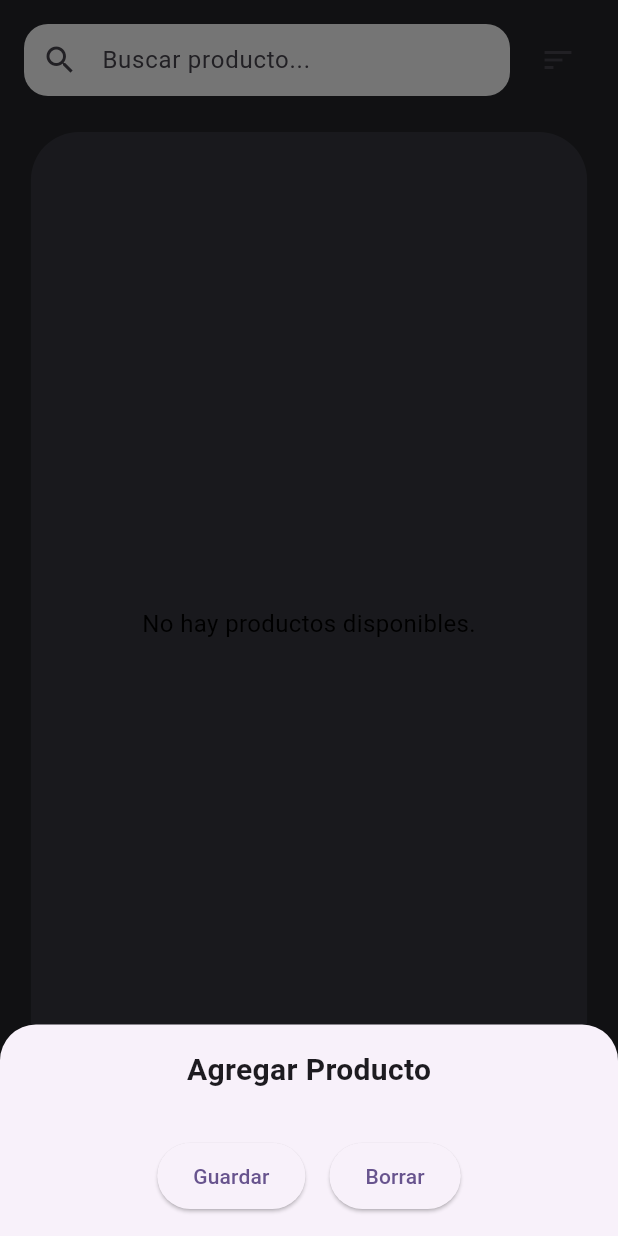
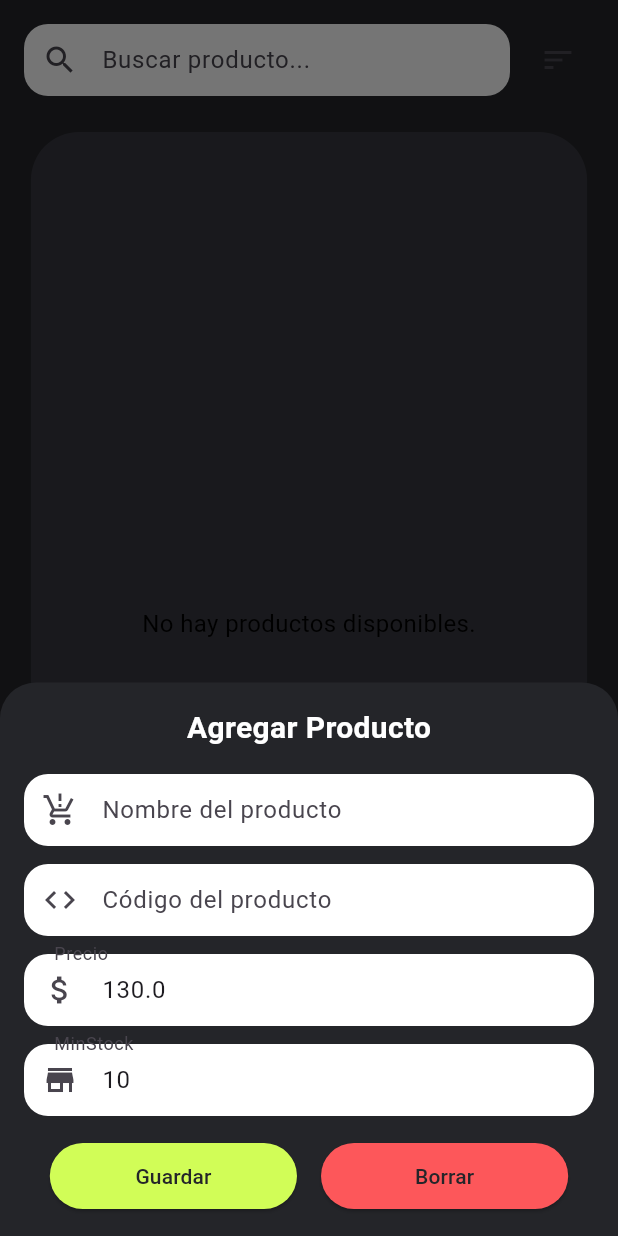
Before and after one commit to WilliamsVelas/TeckApp2, a Flutter app: the ProductView screen opened directly, after a tap on "Agregar", on a phone screen of 412 x 824 dp. Run offline on Flutter 3.47's test engine with Material 3 defaults, Android fonts, the phone set to English and light mode, and no system bars; our stand-ins replace get, sqflite; accounts and stored records are empty.

Commit message:
model of forms; generic input widget was created

```diff
--- /dev/null
+++ b/lib/app/common/generic_input.dart
@@ -0,0 +1,85 @@
+import 'package:flutter/cupertino.dart';
+import 'package:flutter/material.dart';
+
+class GenericInput extends StatelessWidget {
+  const GenericInput({
+    super.key,
+    required this.hintText,
+    this.onChanged,
+    this.prefixIcon,
+  });
+
+  final String hintText;
+  final ValueChanged<String>? onChanged;
+  final Icon? prefixIcon;
+
+  @override
+  Widget build(BuildContext context) {
+    final TextEditingController controller = TextEditingController();
+
+    return Expanded(
+      child: TextField(
+        controller: controller,
+        onChanged: (value) {
+          if (onChanged != null) {
+            onChanged!(value);
+          }
+        },
+        decoration: InputDecoration(
+          hintText: hintText,
+          prefixIcon: prefixIcon ?? const Icon(Icons.warning),
+          filled: true,
+          fillColor: Colors.white,
+          border: OutlineInputBorder(
+            borderRadius: BorderRadius.circular(16.0),
+            borderSide: BorderSide.none,
+          ),
+          contentPadding: const EdgeInsets.symmetric(
+            vertical: 0,
+            horizontal: 16.0,
+          ),
+        ),
+      ),
+    );
+  }
+}
+
+class GenericFormInput extends StatelessWidget {
+  final String label;
+  final TextInputType keyboardType;
+  final IconData icon;
+  final Function(String) onChanged;
+  final TextEditingController controller;
+
+  const GenericFormInput({
+    super.key,
+    required this.label,
+    required this.keyboardType,
+    required this.icon,
+    required this.onChanged,
+    required this.controller,
+  });
+
+  @override
+  Widget build(BuildContext context) {
+    return TextField(
+      controller: controller,
+      onChanged: onChanged,
+      keyboardType: keyboardType,
+      decoration: InputDecoration(
+        labelText: label,
+        prefixIcon: Icon(icon),
+        filled: true,
+        fillColor: Colors.white,
+        border: OutlineInputBorder(
+          borderRadius: BorderRadius.circular(16.0),
+          borderSide: BorderSide.none,
+        ),
+        contentPadding: const EdgeInsets.symmetric(
+          vertical: 0,
+          horizontal: 16.0,
+        ),
+      ),
+    );
+  }
+}
--- a/lib/app/modules/products/controllers/product_controller.dart
+++ b/lib/app/modules/products/controllers/product_controller.dart
@@ -11,11 +11,12 @@ class ProductController extends GetxController {
   final RxString sortCriteria = ''.obs;
 
   //Product
-  final RxString name = 'Q3'.obs;
-  final RxString code = '00021'.obs;
+  final RxString name = ''.obs;
+  final RxString code = ''.obs;
   final RxDouble price = 130.0.obs;
   final RxInt minStock = 10.obs;
-  final RxInt providerId = 1.obs;
+  final RxInt serialsQty = 0.obs;
+  final RxInt providerId = 0.obs;
   final RxString status = 'Activo'.obs;
 
   final dbHelper = DatabaseHelper();
--- a/lib/app/modules/products/views/product_card.dart
+++ b/lib/app/modules/products/views/product_card.dart
@@ -50,16 +50,12 @@ class ProductCard extends StatelessWidget {
                 ),
               ],
             ),
-            const SizedBox(height: 8),
+            const SizedBox(height: 4),
 
             // Stock actual
             Row(
-              mainAxisAlignment: MainAxisAlignment.spaceBetween,
+              mainAxisAlignment: MainAxisAlignment.end,
               children: [
-                Text(
-                  '${product.minStock}',
-                  style: const TextStyle(color: Colors.blue),
-                ),
                 Text(
                   'Stock: ${product.serialsQty}',
                   style: const TextStyle(color: AppColors.principalGray),
--- a/lib/app/modules/products/views/product_form.dart
+++ b/lib/app/modules/products/views/product_form.dart
@@ -3,6 +3,9 @@ import 'package:flutter/material.dart';
 import 'package:get/get.dart';
 import 'package:get/get_core/src/get_main.dart';
 import 'package:teck_app/app/modules/products/controllers/product_controller.dart';
+
+import '../../../../theme/colors.dart';
+import '../../../common/generic_input.dart';
 
 class ProductForm extends StatelessWidget {
   final productController = Get.find<ProductController>();
@@ -15,75 +18,106 @@ class ProductForm extends StatelessWidget {
         children: [
           const Text(
             'Agregar Producto',
-            style: TextStyle(fontSize: 20.0, fontWeight: FontWeight.bold),
+            style: TextStyle(
+                fontSize: 20.0,
+                fontWeight: FontWeight.bold,
+                color: AppColors.principalWhite),
           ),
           const SizedBox(height: 16.0),
-          // TextField(
-          //   onChanged: (value) => productController.name.value = value,
-          //   decoration: const InputDecoration(labelText: 'Nombre del producto'),
-          // ),
-          // TextField(
-          //   onChanged: (value) => productController.code.value = value,
-          //   decoration: const InputDecoration(labelText: 'Código del producto'),
-          // ),
-          // TextField(
-          //   onChanged: (value) =>
-          //       productController.price.value = double.tryParse(value) ?? 0.0,
-          //   decoration: const InputDecoration(labelText: 'Precio'),
-          //   keyboardType: TextInputType.number,
-          // ),
-          // TextField(
-          //   onChanged: (value) =>
-          //       productController.minStock.value = int.tryParse(value) ?? 0,
-          //   decoration: const InputDecoration(labelText: 'MinStock'),
-          //   keyboardType: TextInputType.number,
-          // ),
-          // DropdownButton<int>(
-          //   value: productController.providerId.value,
-          //   onChanged: (value) {
-          //     if (value != null) productController.providerId.value = value;
-          //   },
-          //   items: [
-          //     DropdownMenuItem(value: 1, child: Text('Proveedor 1')),
-          //     DropdownMenuItem(value: 2, child: Text('Proveedor 2')),
-          //   ],
-          // ),
-          // DropdownButton<String>(
-          //   value: productController.status.value,
-          //   onChanged: (value) {
-          //     if (value != null) productController.status.value = value;
-          //   },
-          //   items: [
-          //     DropdownMenuItem(value: 'Activo', child: Text('Activo')),
-          //     DropdownMenuItem(value: 'Inactivo', child: Text('Inactivo')),
-          //   ],
-          // ),
+          GenericFormInput(
+            label: 'Nombre del producto',
+            keyboardType: TextInputType.text,
+            icon: Icons.production_quantity_limits,
+            onChanged: (value) => productController.name.value = value,
+            controller: TextEditingController()
+              ..text =
+                  productController.name.value, // Inicializando el controlador
+          ),
+          const SizedBox(height: 12.0),
+          GenericFormInput(
+            label: 'Código del producto',
+            keyboardType: TextInputType.text,
+            icon: Icons.code,
+            onChanged: (value) => productController.code.value = value,
+            controller: TextEditingController()
+              ..text = productController.code.value,
+          ),
+          const SizedBox(height: 12.0),
+          GenericFormInput(
+            label: 'Precio',
+            keyboardType: TextInputType.number,
+            icon: Icons.attach_money,
+            onChanged: (value) =>
+                productController.price.value = double.tryParse(value) ?? 0.0,
+            controller: TextEditingController()
+              ..text = productController.price.value.toString(),
+          ),
+          const SizedBox(height: 12.0),
+          GenericFormInput(
+            label: 'MinStock',
+            keyboardType: TextInputType.number,
+            icon: Icons.store,
+            onChanged: (value) =>
+                productController.minStock.value = int.tryParse(value) ?? 0,
+            controller: TextEditingController()
+              ..text = productController.minStock.value.toString(),
+          ),
           const SizedBox(height: 16.0),
           Row(
             mainAxisAlignment: MainAxisAlignment.center,
             children: [
-              ElevatedButton(
+              SizedBox(
+                width: MediaQuery.of(context).size.width * 0.4,
+                child: ElevatedButton(
                   onPressed: () {
                     productController.saveProduct();
                     Navigator.pop(context);
                   },
                   style: ElevatedButton.styleFrom(
-                  padding: const EdgeInsets.symmetric(
-                      horizontal: 24.0, vertical: 12.0),
+                    backgroundColor: AppColors.principalButton,
+                    shape: RoundedRectangleBorder(
+                      borderRadius: BorderRadius.circular(32.0),
                     ),
-                child: const Text('Guardar'),
+                  ),
+                  child: const Padding(
+                    padding:
+                        EdgeInsets.symmetric(horizontal: 12.0, vertical: 12.0),
+                    child: Text(
+                      'Guardar',
+                      style: TextStyle(
+                        fontSize: 14.0,
+                        color: AppColors.onPrincipalBackground,
+                      ),
+                    ),
+                  ),
+                ),
               ),
               const SizedBox(width: 16.0),
-              ElevatedButton(
+              SizedBox(
+                width: MediaQuery.of(context).size.width * 0.4,
+                child: ElevatedButton(
                   onPressed: () {
                     productController.clearFields();
                     Navigator.pop(context);
                   },
                   style: ElevatedButton.styleFrom(
-                  padding: const EdgeInsets.symmetric(
-                      horizontal: 24.0, vertical: 12.0),
+                    backgroundColor: AppColors.invalid,
+                    shape: RoundedRectangleBorder(
+                      borderRadius: BorderRadius.circular(32.0),
                     ),
-                child: const Text('Borrar'),
+                  ),
+                  child: const Padding(
+                    padding:
+                        EdgeInsets.symmetric(horizontal: 12.0, vertical: 12.0),
+                    child: Text(
+                      'Borrar',
+                      style: TextStyle(
+                        fontSize: 14.0,
+                        color: AppColors.onPrincipalBackground,
+                      ),
+                    ),
+                  ),
+                ),
               ),
             ],
           ),
--- a/lib/app/modules/products/views/product_view.dart
+++ b/lib/app/modules/products/views/product_view.dart
@@ -7,6 +7,8 @@ import 'package:teck_app/app/modules/products/views/product_card.dart';
 import 'package:teck_app/app/modules/products/views/product_form.dart';
 import 'package:teck_app/app/modules/products/views/product_view.dart';
 import 'package:teck_app/theme/colors.dart';
+
+import '../../../common/generic_input.dart';
 
 class ProductView extends StatelessWidget {
   final ProductController productController = Get.find<ProductController>();
@@ -21,27 +23,14 @@ class ProductView extends StatelessWidget {
             padding: const EdgeInsets.all(16.0),
             child: Row(
               children: [
-                Expanded(
-                  child: TextField(
+                GenericInput(
+                  hintText: 'Buscar producto...',
                   onChanged: (value) {
                     productController.searchProducts(value);
                   },
-                    decoration: InputDecoration(
-                      hintText: 'Buscar producto...',
-                      prefixIcon: const Icon(Icons.search),
-                      filled: true,
-                      fillColor: Colors.white,
-                      border: OutlineInputBorder(
-                        borderRadius: BorderRadius.circular(16.0),
-                        borderSide: BorderSide.none,
+                  prefixIcon: Icon(Icons.search),
                 ),
-                      contentPadding: const EdgeInsets.symmetric(
-                        vertical: 0,
-                        horizontal: 16.0,
-                      ),
-                    ),
-                  ),
-                ),
+
                 const SizedBox(width: 8),
                 // IconButton(
                 //   icon: const Icon(Icons.filter_list),
@@ -223,6 +212,7 @@ class ProductView extends StatelessWidget {
     void _openProductForm(BuildContext context) {
       showModalBottomSheet(
         context: context,
+        backgroundColor: AppColors.onPrincipalBackground,
         isScrollControlled: true,
         shape: const RoundedRectangleBorder(
           borderRadius: BorderRadius.vertical(top: Radius.circular(24.0)),
```
Lines whose indentation alone changed are shown as unchanged.
